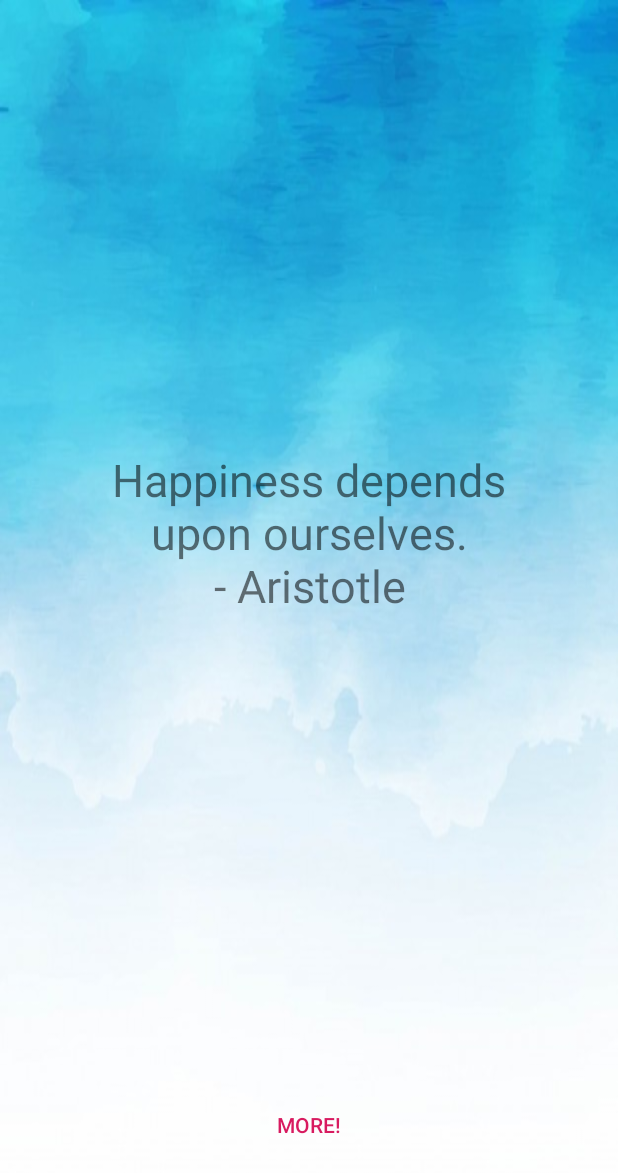
After one commit to dsscientist/HappyApp, an Android app: the DailyQuote screen opened directly, with no data from a screen before it, on a phone screen of 412 x 824 dp. The commit adds this screen. Shown: the top 1173 px of the screen. Run offline under Robolectric (Android 15) with nearby library versions, the phone set to English and light mode, and no system bars; Roboto replaces fonts that are not available here.

Commit message:
Daily Quotes

```diff
--- a/app/src/main/AndroidManifest.xml
+++ b/app/src/main/AndroidManifest.xml
@@ -16,6 +16,12 @@
                 <category android:name="android.intent.category.LAUNCHER" />
             </intent-filter>
         </activity>
+
+        <activity android:name=".DailyQuote">
+            android:parentActivityName=".EnterScreen">
+            <!-- The meta-data tag is required if you support API level 15 and lower -->
+        </activity>
+
         <activity
             android:name=".Game"
             android:label="@string/title_activity_game"
--- /dev/null
+++ b/app/src/main/java/edu/washington/cs/happyapp/DailyQuote.java
@@ -0,0 +1,39 @@
+package edu.washington.cs.happyapp;
+
+import android.content.Intent;
+import android.os.Bundle;
+import android.support.v7.app.AppCompatActivity;
+import android.view.View;
+import android.widget.TextView;
+
+public class DailyQuote extends AppCompatActivity {
+
+    TextView textView;
+    //Button b1;
+    int rand;
+    String[] quote;
+
+    @Override
+    protected void onCreate(Bundle savedInstanceState) {
+        super.onCreate(savedInstanceState);
+        setContentView(R.layout.activity_daily_quote);
+
+        //Get the Intent that started this activity and extract the string
+        Intent intent = getIntent();
+
+        textView = (TextView)findViewById(R.id.textView);
+        quote = getResources().getStringArray(R.array.quote);
+        random();
+    }
+
+
+    public void random(){
+        rand = (int)(Math.random()* quote.length);
+        textView.setText(quote[rand]);
+    }
+
+    public void clickNext(View v){
+        random();
+    }
+
+}
--- a/app/src/main/java/edu/washington/cs/happyapp/EnterScreen.java
+++ b/app/src/main/java/edu/washington/cs/happyapp/EnterScreen.java
@@ -1,13 +1,30 @@
 package edu.washington.cs.happyapp;
 
+import android.content.Intent;
 import android.support.v7.app.AppCompatActivity;
 import android.os.Bundle;
+import android.view.View;
+import android.widget.Button;
 
 public class EnterScreen extends AppCompatActivity {
 
+    Button button;
     @Override
     protected void onCreate(Bundle savedInstanceState) {
         super.onCreate(savedInstanceState);
         setContentView(R.layout.activity_enter_screen);
+
+        button = (Button) findViewById(R.id.button);
+        button.setOnClickListener(new View.OnClickListener(){
+            @Override
+            public void onClick(View v){
+                openDailyQuotes();
+            }
+        });
+    }
+
+    public void openDailyQuotes(){
+        Intent intent = new Intent(this, DailyQuote.class);
+        startActivity(intent);
     }
 }
--- /dev/null
+++ b/app/src/main/res/layout/activity_daily_quote.xml
@@ -0,0 +1,50 @@
+<?xml version="1.0" encoding="utf-8"?>
+<android.support.constraint.ConstraintLayout xmlns:android="http://schemas.android.com/apk/res/android"
+    xmlns:app="http://schemas.android.com/apk/res-auto"
+    xmlns:tools="http://schemas.android.com/tools"
+    android:layout_width="match_parent"
+    android:layout_height="match_parent"
+    android:background="@drawable/bg2"
+    tools:context=".DailyQuote">
+
+    <TextView
+        android:id="@+id/textView"
+        android:layout_width="0dp"
+        android:layout_height="0dp"
+        android:layout_gravity="center"
+        android:layout_marginStart="48dp"
+        android:layout_marginLeft="48dp"
+        android:layout_marginTop="24dp"
+        android:layout_marginEnd="48dp"
+        android:layout_marginRight="48dp"
+        android:layout_marginBottom="24dp"
+        android:gravity="center"
+        android:padding="10dp"
+        android:text="This is a sample test"
+        android:textSize="30sp"
+        app:layout_constraintBottom_toTopOf="@+id/button2"
+        app:layout_constraintEnd_toEndOf="parent"
+        app:layout_constraintHorizontal_bias="1.0"
+        app:layout_constraintStart_toStartOf="parent"
+        app:layout_constraintTop_toTopOf="parent" />
+
+
+    <Button
+        android:id="@+id/button2"
+        style="@style/Widget.AppCompat.Button.Borderless.Colored"
+        android:layout_width="wrap_content"
+        android:layout_height="wrap_content"
+        android:layout_marginStart="16dp"
+        android:layout_marginLeft="16dp"
+        android:layout_marginTop="16dp"
+        android:layout_marginEnd="16dp"
+        android:layout_marginRight="16dp"
+        android:layout_marginBottom="50dp"
+        android:onClick="clickNext"
+        android:text="More!"
+        app:layout_constraintBottom_toBottomOf="parent"
+        app:layout_constraintEnd_toEndOf="parent"
+        app:layout_constraintStart_toStartOf="parent"
+        app:layout_constraintTop_toBottomOf="@+id/textView"
+        app:layout_constraintVertical_bias="0.522" />
+</android.support.constraint.ConstraintLayout>
--- a/app/src/main/res/values/strings.xml
+++ b/app/src/main/res/values/strings.xml
@@ -3,6 +3,54 @@
     <string name="app_title">Happy App</string>
     <string name="enter_button">ENTER</string>
     <string name="title_activity_settings_screen">Settings</string>
+
+    <!-- Strings related to happy quotes -->
+    <string-array name="quote">
+        <item>Time you enjoy wasting is not wasted time.\n― Marthe Troly</item>
+        <item>It is so hard to forget pain, but it is even harder to remember sweetness.
+            We have no scar to show for happiness. We learn so little from peace.\n― Chuck Palahniuk,
+            Diary </item>
+        <item>Happiness in intelligent people is the rarest thing I know.\n― Ernest Hemingway, The
+            Garden of Eden</item>
+        <item>Happiness is when what you think, what you say, and what you do are in harmony.\n―
+            Mahatma Gandhi</item>
+        <item>You will never be happy if you continue to search for what happiness consists of.
+            You will never live if you are looking for the meaning of life.\n ― Albert Camus</item>
+        <item>Happiness is not something ready made. It comes from your own actions. \n- Dalai
+            Lama XIV</item>
+        <item>Count your age by friends, not years. Count your life by smiles, not tears.\n- John
+            Lennon</item>
+        <item>If more of us valued food and cheer and song above hoarded gold, it would be a merrier
+            world. \n- J.R.R. Tolkien</item>
+        <item>Doing what you like is freedom. Liking what you do is happiness.\n- Frank Tyger </item>
+        <item>There is more to life than increasing its speed.\n- Mahatma Gandhi</item>
+        <item>When one door of happiness closes, another opens, but often we look so long at the
+            closed door that we do not see the one that has been opened for us. \n- Helen Keller</item>
+        <item>Life is 10 percent what happens to you and 90 percent how you respond to it.\n- Lou Holtz</item>
+        <item>True happiness arises, in the first place, from the enjoyment of one’s self.\n- Joseph Addison</item>
+        <item>Happiness, not in another place but this place…not for another hour, but this hour.\n- Walt Whitman</item>
+        <item>Folks are usually about as happy as they make their minds up to be.\n- Abraham Lincoln</item>
+        <item>Happiness? That’s nothing more than health and a poor memory.\n- Albert Schweitzer</item>
+        <item>I am very happy because I have conquered myself and not the world. I am very happy because
+            I have loved the world and not myself.\n- Sri Chinmoy</item>
+        <item>What a wonderful life I’ve had! I only wish I’d realized it sooner.\n- Colette</item>
+        <item>People don’t notice whether it’s winter or summer when they’re happy.\n- Anton Chekhov</item>
+        <item>Success is getting what you want. Happiness is wanting what you get.\n- Dale Carnegie</item>
+        <item>One of the keys to happiness is a bad memory.\n- Rita Mae Brown </item>
+        <item>If you aren’t grateful for what you already have, what makes you think you would be happy
+            with more.\n- Roy T. Bennett </item>
+        <item>For every minute you are angry you lose sixty seconds of happiness.\n- Ralph Waldo Emerson</item>
+        <item>Happiness depends upon ourselves.\n- Aristotle</item>
+        <item>If you want to be happy, be.\n- Leo Tolstoy</item>
+        <item>Happiness is a state where nothing is missing.\n- Naval Ravikant</item>
+        <item>Be happy. It’s one way of being wise.\n- Colette</item>
+        <item>Being happy is not the only happiness.\n- Alice Walker</item>
+        <item>Enjoy it. Because it’s happening.\n- Stephen Chbosky</item>
+        <item>No medicine cures what happiness cannot.\n- Gabriel García Márquez</item>
+        <item>It is more fitting for a man to laugh at life than to lament over it.\n- Seneca</item>
+        <item>All happiness depends on courage and work.\n- Honoré de Balzac</item>
+
+    </string-array>
 
     <!-- Strings related to Settings -->
 
```
Also changed, not shown: app/src/main/res/drawable-v24/bg.jpg (added), app/src/main/res/drawable-v24/bg2.jpg (added).
